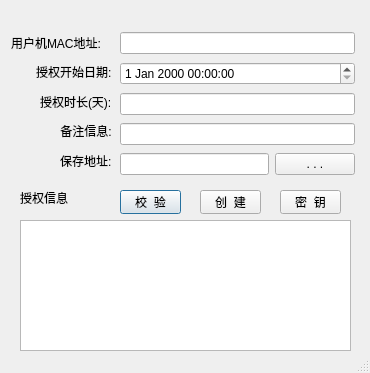
Before: the Qt Designer form tools/generate_license.ui in etony/myPyTool, drawn with Qt 5.
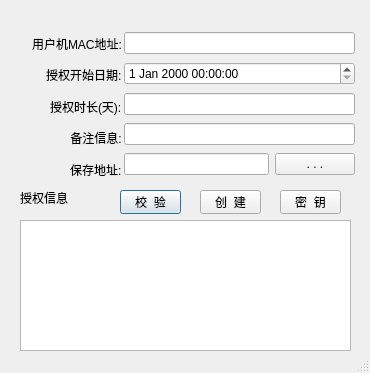
After: the same form once the commit is applied.

The edit to the form file:
```diff
--- a/tools/generate_license.ui
+++ b/tools/generate_license.ui
@@ -68,9 +68,9 @@
   <widget class="QWidget" name="layoutWidget">
    <property name="geometry">
     <rect>
-     <x>120</x>
+     <x>124</x>
      <y>30</y>
-     <width>235</width>
+     <width>231</width>
      <height>151</height>
     </rect>
    </property>
@@ -108,12 +108,12 @@
     <rect>
      <x>11</x>
      <y>31</y>
-     <width>101</width>
-     <height>141</height>
+     <width>111</width>
+     <height>151</height>
     </rect>
    </property>
    <layout class="QVBoxLayout" name="verticalLayout">
-    <item>
+    <item alignment="Qt::AlignRight">
      <widget class="QLabel" name="label">
       <property name="text">
        <string>用户机MAC地址:</string>
```
